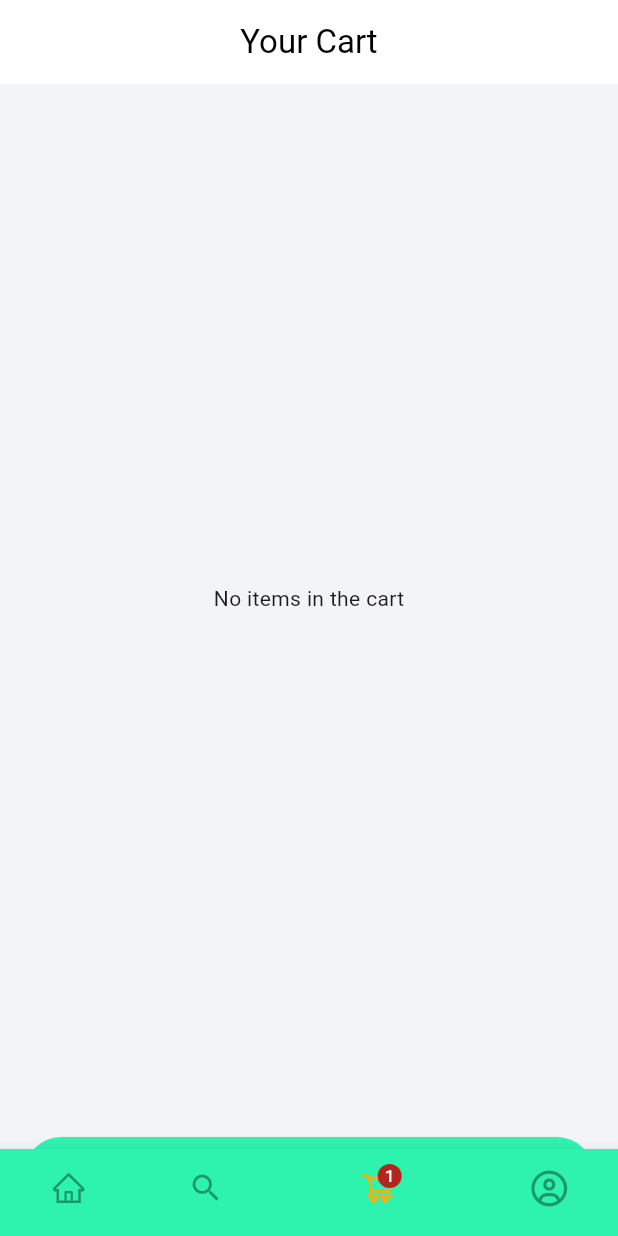
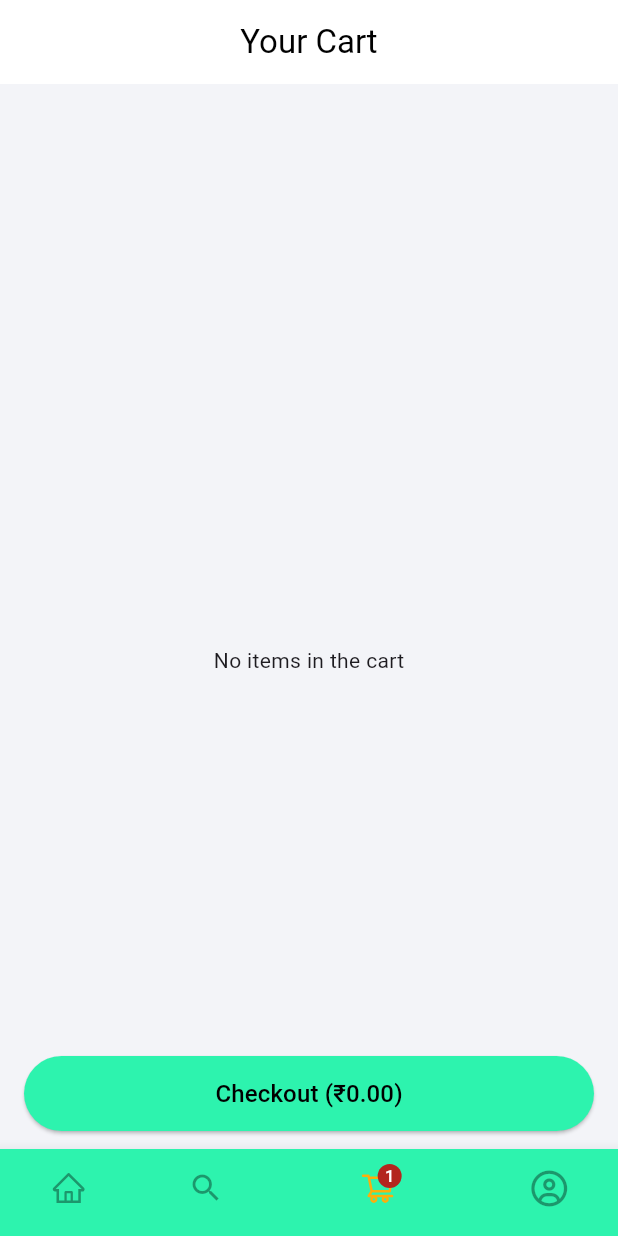
Before and after one commit to prajaktalipane03/FarmerApp, a Flutter app: the screen it shows after launch, item 3 of the bottom bar chosen, on a phone screen of 412 x 824 dp. Run offline on Flutter 3.47's test engine with Material 3 defaults, Android fonts, the phone set to English and light mode, and no system bars; our stand-ins replace flutter_rating_bar, flutter_screenutil, flutter_vector_icons, get, lottie; network calls fail.

Commit message:
BottomNavigationBar updated

```diff
--- a/lib/view/cart/cart_page.dart
+++ b/lib/view/cart/cart_page.dart
@@ -1,7 +1,7 @@
-import 'package:farmer/view/cart/cart_provider.dart';
 import 'package:flutter/material.dart';
 import 'package:provider/provider.dart';
-import 'package:farmer/constants/constants.dart'; // Import the constants
+import 'package:farmer/constants/constants.dart';
+import 'package:farmer/view/cart/cart_provider.dart';
 
 class CartPage extends StatelessWidget {
   const CartPage({super.key});
@@ -20,57 +20,69 @@ class CartPage extends StatelessWidget {
           if (cartProvider.cartItems.isEmpty) {
             return const Center(child: Text('No items in the cart'));
           }
-          return ListView.builder(
+          return Column(
+            children: [
+              Expanded(
+                child: ListView.builder(
                   itemCount: cartProvider.cartItems.length,
                   itemBuilder: (context, index) {
                     final cartItem = cartProvider.cartItems[index];
                     return Card(
-                margin: const EdgeInsets.symmetric(vertical: 8.0, horizontal: 16.0),
+                      margin: const EdgeInsets.symmetric(
+                          vertical: 8.0, horizontal: 16.0),
                       child: ListTile(
-                  leading: Image.asset(cartItem.image, width: 50, height: 50, fit: BoxFit.cover),
+                        leading: Image.asset(
+                          cartItem.image,
+                          width: 50,
+                          height: 50,
+                          fit: BoxFit.cover,
+                        ),
                         title: Text(cartItem.title),
                         subtitle: Text('₹ ${cartItem.price} x ${cartItem.quantity}'),
                         trailing: IconButton(
                           icon: const Icon(Icons.delete, color: Colors.red),
                           onPressed: () {
-                      cartProvider.removeFromCart(cartItem); // Remove item from cart
+                            cartProvider.removeFromCart(cartItem);
                           },
                         ),
                       ),
                     );
                   },
-          );
-        },
                 ),
-      bottomNavigationBar: Consumer<CartProvider>(
-        builder: (context, cartProvider, child) {
-          double totalAmount = 0.0;
-          for (var item in cartProvider.cartItems) {
-            totalAmount += double.parse(item.price) * item.quantity;
-          }
-
-          return Column(
-            mainAxisSize: MainAxisSize.min,
-            children: [
+              ),
+              // Expose the checkout button at the bottom
               Padding(
                 padding: const EdgeInsets.all(16.0),
                 child: ElevatedButton(
                   style: ElevatedButton.styleFrom(
                     backgroundColor: kPrimary,
                     minimumSize: const Size(double.infinity, 50),
-                    shape: RoundedRectangleBorder(borderRadius: BorderRadius.circular(25)),
+                    shape: RoundedRectangleBorder(
+                      borderRadius: BorderRadius.circular(25),
+                    ),
                   ),
                   onPressed: () {
-                    // Handle checkout
+                    double totalAmount = 0.0;
+                    for (var item in cartProvider.cartItems) {
+                      totalAmount += double.parse(item.price) * item.quantity;
+                    }
                     debugPrint('Proceed to checkout with total: ₹$totalAmount');
                   },
-                  child: Text(
+                  child: Consumer<CartProvider>(
+                    builder: (context, cartProvider, _) {
+                      double totalAmount = 0.0;
+                      for (var item in cartProvider.cartItems) {
+                        totalAmount +=
+                            double.parse(item.price) * item.quantity;
+                      }
+                      return Text(
                         'Checkout (₹${totalAmount.toStringAsFixed(2)})',
                         style: const TextStyle(fontSize: 16, color: Colors.black),
+                      );
+                    },
                   ),
                 ),
               ),
-
             ],
           );
         },
--- a/lib/view/entrypoint.dart
+++ b/lib/view/entrypoint.dart
@@ -1,32 +1,62 @@
+import 'package:farmer/view/cart/cart_provider.dart';
+import 'package:flutter/material.dart';
 import 'package:farmer/constants/constants.dart';
 import 'package:farmer/controllers/tab_index_controller.dart';
 import 'package:farmer/view/cart/cart_page.dart';
 import 'package:farmer/view/home/home_page.dart';
 import 'package:farmer/view/profile/profile_page.dart';
 import 'package:farmer/view/search/search_page.dart';
-import 'package:flutter/material.dart';
-import 'package:flutter/widgets.dart';
+import 'package:get/get.dart';
 import 'package:flutter_vector_icons/flutter_vector_icons.dart';
-import 'package:get/get.dart';
-import 'package:farmer/view/profile/profile_page.dart';
+import 'package:provider/provider.dart';
 
 class MainScreen extends StatelessWidget {
   MainScreen({super.key});
-List<Widget>pageList = [
+
+  final List<Widget> pageList = [
     const HomePage(),
     const SearchPage(),
     const CartPage(),
     const ProfilePage(),
   ];
+
   @override
   Widget build(BuildContext context) {
     final controller = Get.put(TabIndexController());
-    // TODO: implement build
-    return Obx(() =>
-        Scaffold(
+    return Obx(() => Scaffold(
       body: Stack(
         children: [
           pageList[controller.tabIndex],
+          if (controller.tabIndex == 2) // Only show for CartPage
+            Positioned(
+              bottom: 70, // Adjust to align above BottomNavigationBar
+              left: 16,
+              right: 16,
+              child: Consumer<CartProvider>(
+                builder: (context, cartProvider, _) {
+                  double totalAmount = 0.0;
+                  for (var item in cartProvider.cartItems) {
+                    totalAmount += double.parse(item.price) * item.quantity;
+                  }
+                  return ElevatedButton(
+                    style: ElevatedButton.styleFrom(
+                      backgroundColor: kPrimary,
+                      minimumSize: const Size(double.infinity, 50),
+                      shape: RoundedRectangleBorder(
+                        borderRadius: BorderRadius.circular(25),
+                      ),
+                    ),
+                    onPressed: () {
+                      debugPrint('Proceed to checkout with total: ₹$totalAmount');
+                    },
+                    child: Text(
+                      'Checkout (₹${totalAmount.toStringAsFixed(2)})',
+                      style: const TextStyle(fontSize: 16, color: Colors.black),
+                    ),
+                  );
+                },
+              ),
+            ),
           Align(
             alignment: Alignment.bottomCenter,
             child: Theme(
@@ -34,23 +64,33 @@ List<Widget>pageList = [
               child: BottomNavigationBar(
                 showSelectedLabels: false,
                 showUnselectedLabels: false,
-                        unselectedIconTheme: const IconThemeData(
-                            color: Colors.black38),
+                unselectedIconTheme: const IconThemeData(color: Colors.black38),
                 selectedIconTheme: IconThemeData(color: kSecondary),
                 onTap: (value) {
                   controller.settabIndex = value;
                 },
                 currentIndex: controller.tabIndex,
-                        items:[
+                items: [
                   BottomNavigationBarItem(
-                              icon: controller.tabIndex==0 ? const Icon(FontAwesome.home) : const Icon(AntDesign.home), label: 'Home'),
+                      icon: controller.tabIndex == 0
+                          ? const Icon(FontAwesome.home)
+                          : const Icon(AntDesign.home),
+                      label: 'Home'),
                   const BottomNavigationBarItem(
                       icon: Icon(Icons.search), label: 'Search'),
                   const BottomNavigationBarItem(
-                              icon: Badge(label: Text('1'),child: Icon(AntDesign.shoppingcart)), label: 'Cart'),
+                      icon: Badge(
+                          label: Text('1'),
+                          child: Icon(AntDesign.shoppingcart)),
+                      label: 'Cart'),
                   BottomNavigationBarItem(
-                              icon: controller.tabIndex==3 ? const Icon(FontAwesome.user_circle) : Icon(FontAwesome.user_circle_o), label: 'Profile'),
-                        ])),
+                      icon: controller.tabIndex == 3
+                          ? const Icon(FontAwesome.user_circle)
+                          : Icon(FontAwesome.user_circle_o),
+                      label: 'Profile'),
+                ],
+              ),
+            ),
           ),
         ],
       ),
```
Lines whose indentation alone changed are shown as unchanged.
